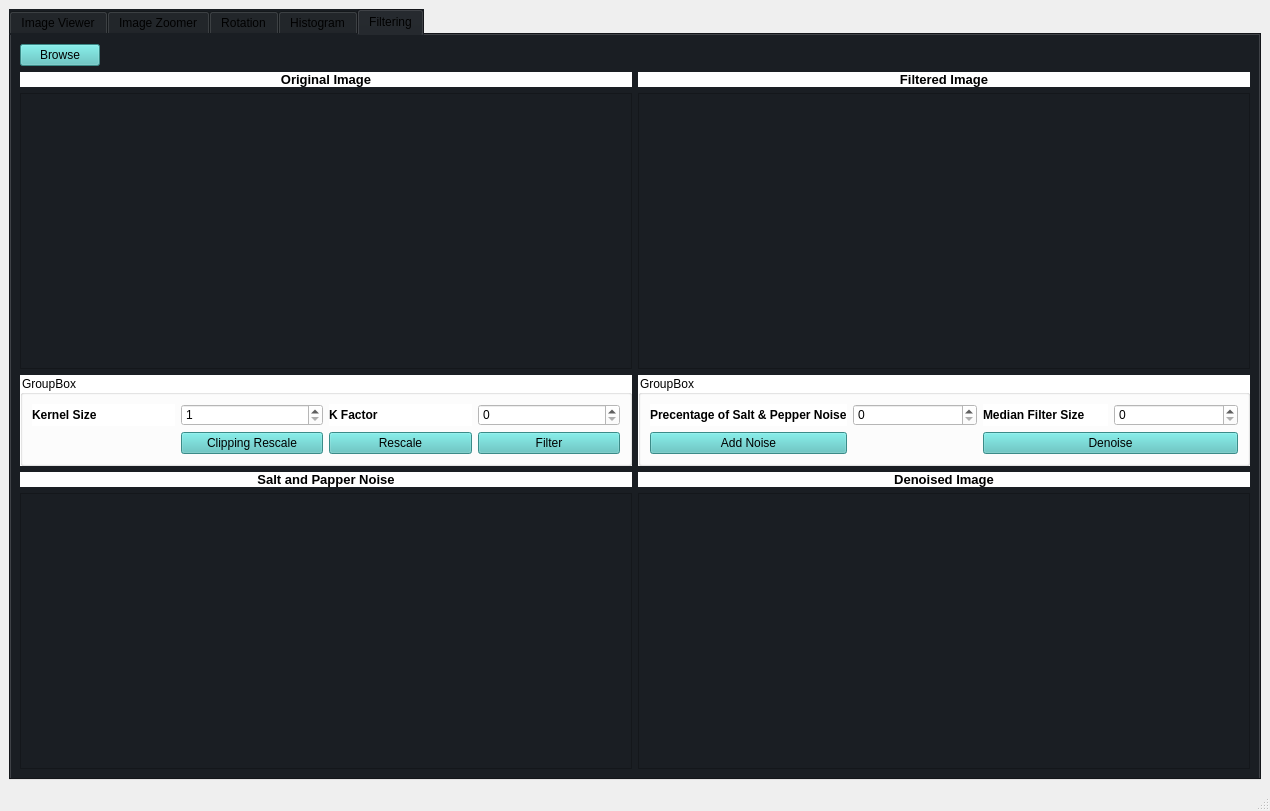
This is GUI2.ui in FarahGamal/Image-Processing-Toolbox as Qt 5 draws it before an edit. The edited form follows.
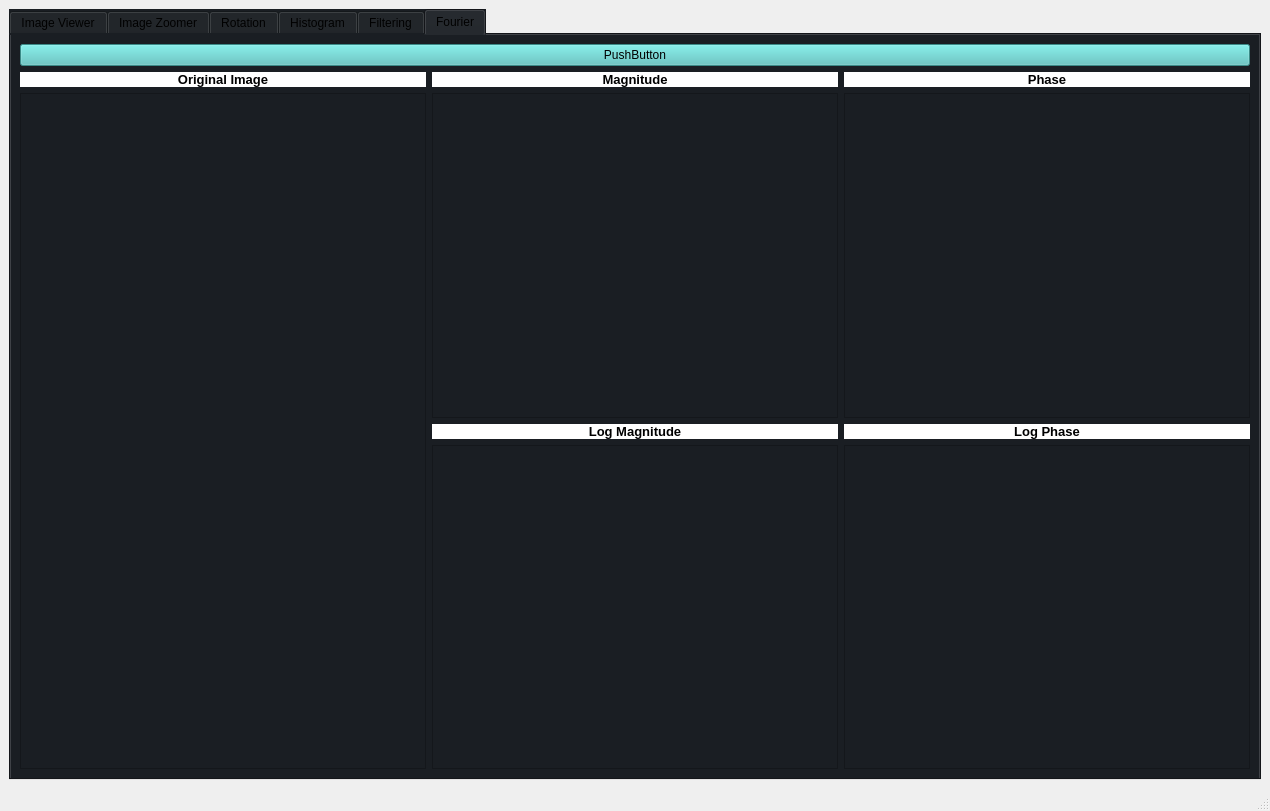
This is the edited form.

What changed in the file:
```diff
--- a/GUI2.ui
+++ b/GUI2.ui
@@ -21,7 +21,7 @@
        <string notr="true">background-color: rgb(26, 30, 35);</string>
       </property>
       <property name="currentIndex">
-       <number>4</number>
+       <number>5</number>
       </property>
       <widget class="QWidget" name="imageViewerTab">
        <attribute name="title">
@@ -1622,6 +1622,237 @@
         </item>
        </layout>
       </widget>
+      <widget class="QWidget" name="tab_4">
+       <attribute name="title">
+        <string>Fourier</string>
+       </attribute>
+       <layout class="QGridLayout" name="gridLayout_30">
+        <item row="1" column="0">
+         <layout class="QGridLayout" name="gridLayout_28">
+          <item row="0" column="0">
+           <widget class="QLabel" name="label_20">
+            <property name="font">
+             <font>
+              <pointsize>10</pointsize>
+              <weight>75</weight>
+              <bold>true</bold>
+             </font>
+            </property>
+            <property name="styleSheet">
+             <string notr="true">background-color: rgb(255, 255, 255);</string>
+            </property>
+            <property name="text">
+             <string>Original Image</string>
+            </property>
+            <property name="alignment">
+             <set>Qt::AlignCenter</set>
+            </property>
+           </widget>
+          </item>
+          <item row="0" column="1">
+           <widget class="QLabel" name="label_19">
+            <property name="font">
+             <font>
+              <pointsize>10</pointsize>
+              <weight>75</weight>
+              <bold>true</bold>
+             </font>
+            </property>
+            <property name="styleSheet">
+             <string notr="true">background-color: rgb(255, 255, 255);</string>
+            </property>
+            <property name="text">
+             <string>Magnitude</string>
+            </property>
+            <property name="alignment">
+             <set>Qt::AlignCenter</set>
+            </property>
+           </widget>
+          </item>
+          <item row="2" column="1">
+           <widget class="QLabel" name="label_22">
+            <property name="font">
+             <font>
+              <pointsize>10</pointsize>
+              <weight>75</weight>
+              <bold>true</bold>
+             </font>
+            </property>
+            <property name="styleSheet">
+             <string notr="true">background-color: rgb(255, 255, 255);</string>
+            </property>
+            <property name="text">
+             <string>Log Magnitude</string>
+            </property>
+            <property name="alignment">
+             <set>Qt::AlignCenter</set>
+            </property>
+           </widget>
+          </item>
+          <item row="2" column="2">
+           <widget class="QLabel" name="label_23">
+            <property name="font">
+             <font>
+              <pointsize>10</pointsize>
+              <weight>75</weight>
+              <bold>true</bold>
+             </font>
+            </property>
+            <property name="styleSheet">
+             <string notr="true">background-color: rgb(255, 255, 255);</string>
+            </property>
+            <property name="text">
+             <string>Log Phase</string>
+            </property>
+            <property name="alignment">
+             <set>Qt::AlignCenter</set>
+            </property>
+           </widget>
+          </item>
+          <item row="0" column="2">
+           <widget class="QLabel" name="label_21">
+            <property name="font">
+             <font>
+              <pointsize>10</pointsize>
+              <weight>75</weight>
+              <bold>true</bold>
+             </font>
+            </property>
+            <property name="styleSheet">
+             <string notr="true">background-color: rgb(255, 255, 255);</string>
+            </property>
+            <property name="text">
+             <string>Phase</string>
+            </property>
+            <property name="alignment">
+             <set>Qt::AlignCenter</set>
+            </property>
+           </widget>
+          </item>
+          <item row="3" column="2">
+           <widget class="QScrollArea" name="scrollArea_19">
+            <property name="widgetResizable">
+             <bool>true</bool>
+            </property>
+            <widget class="QWidget" name="scrollAreaWidgetContents_19">
+             <property name="geometry">
+              <rect>
+               <x>0</x>
+               <y>0</y>
+               <width>399</width>
+               <height>291</height>
+              </rect>
+             </property>
+             <layout class="QGridLayout" name="gridLayout_40">
+              <item row="0" column="0">
+               <layout class="QGridLayout" name="logPhaseGridLayout"/>
+              </item>
+             </layout>
+            </widget>
+           </widget>
+          </item>
+          <item row="3" column="1">
+           <widget class="QScrollArea" name="scrollArea_18">
+            <property name="widgetResizable">
+             <bool>true</bool>
+            </property>
+            <widget class="QWidget" name="scrollAreaWidgetContents_18">
+             <property name="geometry">
+              <rect>
+               <x>0</x>
+               <y>0</y>
+               <width>400</width>
+               <height>291</height>
+              </rect>
+             </property>
+             <layout class="QGridLayout" name="gridLayout_38">
+              <item row="0" column="0">
+               <layout class="QGridLayout" name="logMagnitudeGridLayout"/>
+              </item>
+             </layout>
+            </widget>
+           </widget>
+          </item>
+          <item row="1" column="2">
+           <widget class="QScrollArea" name="scrollArea_20">
+            <property name="widgetResizable">
+             <bool>true</bool>
+            </property>
+            <widget class="QWidget" name="scrollAreaWidgetContents_20">
+             <property name="geometry">
+              <rect>
+               <x>0</x>
+               <y>0</y>
+               <width>399</width>
+               <height>292</height>
+              </rect>
+             </property>
+             <layout class="QGridLayout" name="gridLayout_36">
+              <item row="0" column="0">
+               <layout class="QGridLayout" name="phaseGridLayout"/>
+              </item>
+             </layout>
+            </widget>
+           </widget>
+          </item>
+          <item row="1" column="1">
+           <widget class="QScrollArea" name="scrollArea_16">
+            <property name="widgetResizable">
+             <bool>true</bool>
+            </property>
+            <widget class="QWidget" name="scrollAreaWidgetContents_16">
+             <property name="geometry">
+              <rect>
+               <x>0</x>
+               <y>0</y>
+               <width>400</width>
+               <height>292</height>
+              </rect>
+             </property>
+             <layout class="QGridLayout" name="gridLayout_34">
+              <item row="0" column="0">
+               <layout class="QGridLayout" name="magnitudeGridLayout"/>
+              </item>
+             </layout>
+            </widget>
+           </widget>
+          </item>
+          <item row="1" column="0" rowspan="3">
+           <widget class="QScrollArea" name="scrollArea_15">
+            <property name="widgetResizable">
+             <bool>true</bool>
+            </property>
+            <widget class="QWidget" name="scrollAreaWidgetContents_15">
+             <property name="geometry">
+              <rect>
+               <x>0</x>
+               <y>0</y>
+               <width>399</width>
+               <height>620</height>
+              </rect>
+             </property>
+             <layout class="QGridLayout" name="gridLayout_32">
+              <item row="0" column="0">
+               <layout class="QGridLayout" name="fourierOriginalGridLayout"/>
+              </item>
+             </layout>
+            </widget>
+           </widget>
+          </item>
+         </layout>
+        </item>
+        <item row="0" column="0">
+         <widget class="QPushButton" name="fourierPushButton">
+          <property name="styleSheet">
+           <string notr="true">background-color: rgb(83, 194, 191);</string>
+          </property>
+          <property name="text">
+           <string>PushButton</string>
+          </property>
+         </widget>
+        </item>
+       </layout>
+      </widget>
      </widget>
     </item>
    </layout>
```
Left out of the diff: 4 changed lines with no effect on the pictures.
